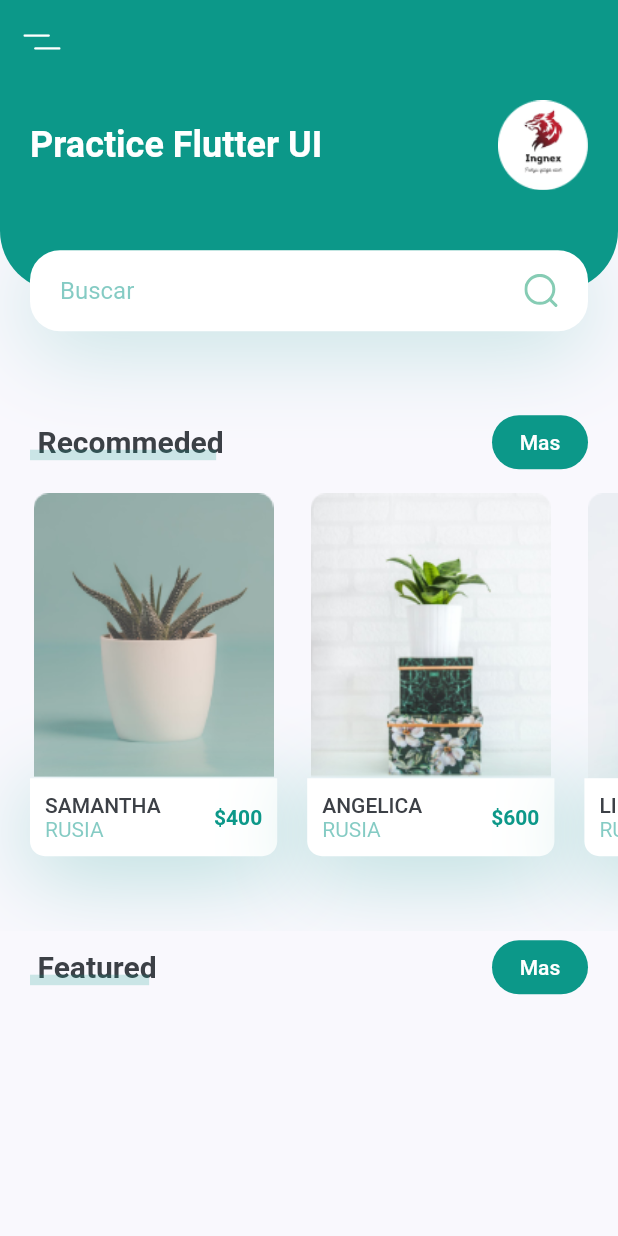
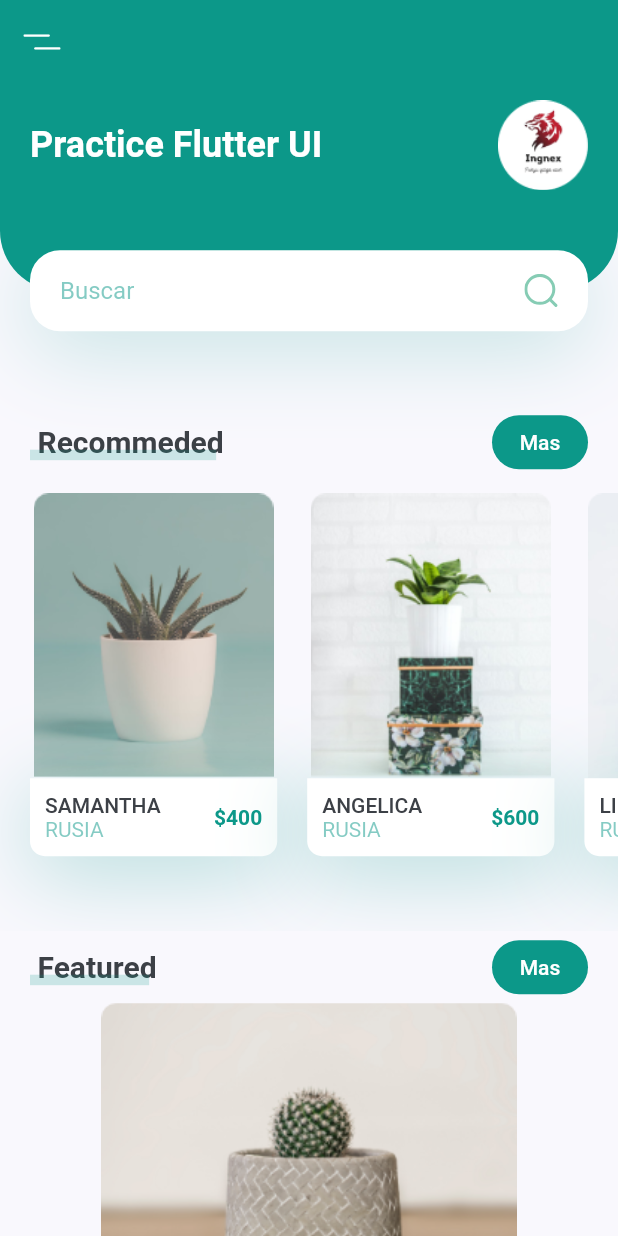
Before and after one commit to IngNex/flutter-plant-ui-practice, a Flutter app: the screen it shows after launch, on a phone screen of 412 x 824 dp. Run offline on Flutter 3.47's test engine with Material 2 defaults, Android fonts, the phone set to English and light mode, and no system bars; our stand-ins replace flutter_svg.

Commit message:
add other img horizontal

```diff
--- a/lib/screens/components/body.dart
+++ b/lib/screens/components/body.dart
@@ -16,6 +16,14 @@ class Body extends StatelessWidget {
           TitleWithBtn(title: "Recommeded", press: () {}),
           RecomendesCards(),
           TitleWithBtn(title: "Featured", press: () {}),
+          Container(
+            width: size.width * 0.8,
+            height: 185,
+            decoration: BoxDecoration(
+                borderRadius: BorderRadius.circular(30),
+                image: DecorationImage(
+                    image: AssetImage('assets/images/bottom_img_1.png'))),
+          )
         ],
       ),
     );
```
